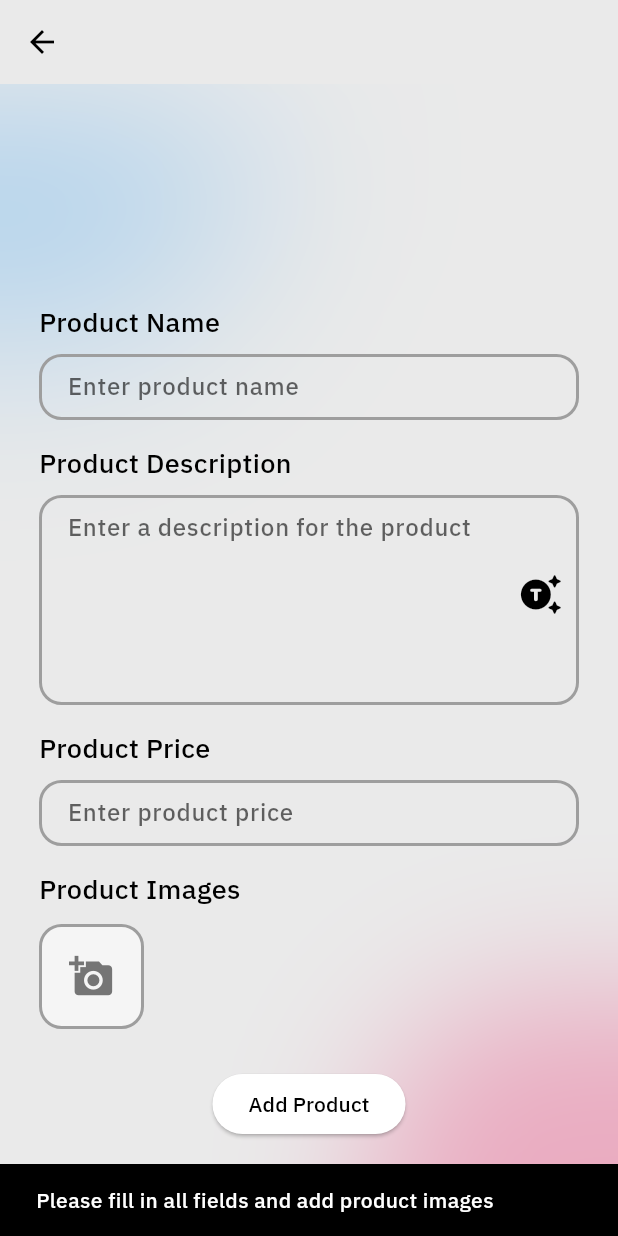
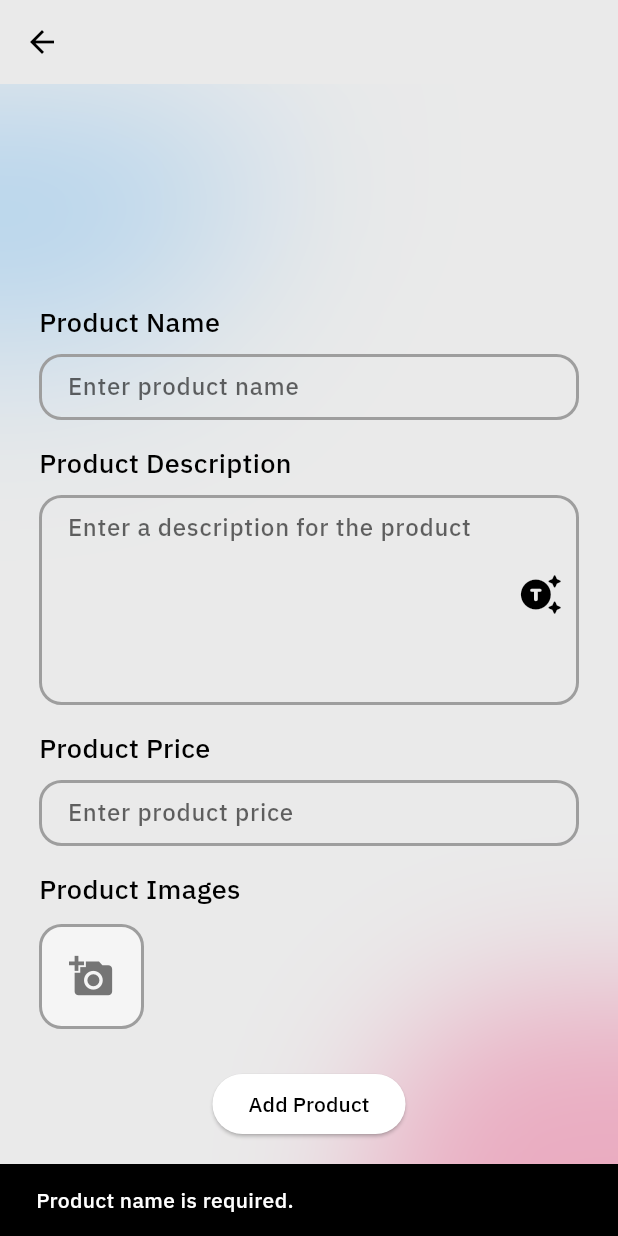
Before and after one commit to cubetech110/cube_business, a Flutter app: the AddProductScreen screen opened directly, after a tap on "Add Product", on a phone screen of 412 x 824 dp. Run offline on Flutter 3.47's test engine with Material 3 defaults, Android fonts, the phone set to English and light mode, and no system bars; our stand-ins replace cloud_firestore, firebase_auth, firebase_core, firebase_storage, flutter_svg, google_generative_ai and 4 more; missing offline and left inert: glowy_borders; accounts and stored records are empty; network calls fail; project files that could hold a hidden picture were left out.

Commit message:
ADD_PRODUCT
a

```diff
--- a/lib/views/pages/add_product/add_product.dart
+++ b/lib/views/pages/add_product/add_product.dart
@@ -1,6 +1,7 @@
 import 'dart:io';
 import 'package:cube_business/model/product_model.dart';
 import 'package:cube_business/model/user_model.dart';
+import 'package:cube_business/provider/home_provider.dart';
 import 'package:cube_business/services/auth_service.dart';
 import 'package:cube_business/services/product_screvice.dart';
 import 'package:cube_business/services/upload_image_service.dart';
@@ -10,6 +11,7 @@
 import 'package:cube_business/views/pages/add_product/widget/pick_image_product.dart';
 import 'package:cube_business/views/widgets/custom_textfiled.dart';
 import 'package:flutter/services.dart';
+import 'package:provider/provider.dart';
 
 class AddProductScreen extends StatefulWidget {
   const AddProductScreen({super.key});
@@ -31,6 +33,10 @@
 
   @override
   Widget build(BuildContext context) {
+
+
+final homeProvider= Provider.of<HomeProvider>(context);
+
     return Scaffold(
       appBar: AppBar(),
       body: MyBackground(
@@ -94,14 +100,27 @@
 final productDescription = productDescriptionController.text;
 final productPrice = double.tryParse(productPriceController.text) ?? 0.0;
 
-                            if (productName.isEmpty || productDescription.isEmpty  || selectedImages.isEmpty) {
+String? errorMessage;
+
+if (productName.isEmpty) {
+  errorMessage = 'Product name is required.';
+} else if (selectedImages.isEmpty) {
+  errorMessage = 'Please add product images.';
+} else if (productPrice <= 0.0) {
+  errorMessage = 'Please provide a valid product price.';
+}
+
+if (errorMessage != null) {
   ScaffoldMessenger.of(context).showSnackBar(
-                                const SnackBar(
-                                  content: Text('Please fill in all fields and add product images'),
+    SnackBar(
+      content: Text(errorMessage),
     ),
   );
   return;
 }
+
+// Proceed with submitting the data or whatever logic comes next
+
 
                             setState(() {
                               _isLoading = true; // Show loading indicator
@@ -134,7 +153,7 @@
                             );
 
                             await productService.addProduct(newProduct);
-
+        await  homeProvider.fetchProductCount();
                             setState(() {
                               _isLoading = false; // Hide loading indicator
                             });
--- a/lib/views/pages/home/widgets/items_home.dart
+++ b/lib/views/pages/home/widgets/items_home.dart
@@ -19,9 +19,7 @@
 
   @override
   Widget build(BuildContext context) {
-    return ChangeNotifierProvider(
-      create: (context) => HomeProvider(),
-      child: Consumer<HomeProvider>(
+    return Consumer<HomeProvider>(
       builder: (context, homeProvider, child) {
         return Padding(
           padding: const EdgeInsets.all(2.0),
@@ -116,7 +114,6 @@
           ),
         );
       },
-      ),
     );
   }
 }
```
Also changed, not shown: lib/main.dart (+9 -0 lines), lib/views/pages/products/product_list_screen.dart (+18 -13 lines). Lines whose indentation alone changed are shown as unchanged.
